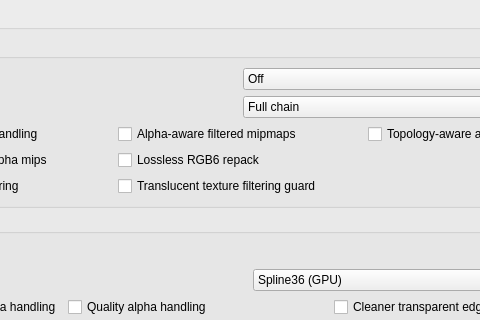
Above: src/frontend/qt_sdl/VideoSettingsDialog.ui from ZironZ/melonDS-X432R-Plus before the change; both pictures show x 428 to 908 and y 278 to 598 of the 1066 by 835 pixel window. Below: the same form after it.
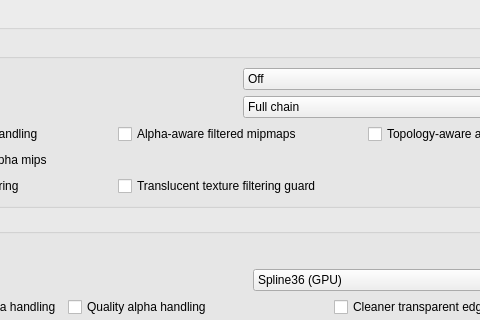
That is the form after the change.

```diff
--- a/src/frontend/qt_sdl/VideoSettingsDialog.ui
+++ b/src/frontend/qt_sdl/VideoSettingsDialog.ui
@@ -325,16 +325,6 @@
            </property>
          </widget>
          </item>
-         <item row="3" column="1">
-          <widget class="QCheckBox" name="cb3DTextureLosslessRGB6Repack">
-           <property name="whatsThis">
-            <string>&lt;html&gt;&lt;head/&gt;&lt;body&gt;&lt;p&gt;Alternate RGB repack for expanded RGB6A5 texture-cache data. Uses an unbiased RGB8-to-RGB6 inverse when alpha-aware mipmaps repack decoded DS texture colors, avoiding systematic color shifts from the older DS-like midpoint quantizer. 3D texture scaling keeps the older generated-color quantizer.&lt;/p&gt;&lt;/body&gt;&lt;/html&gt;</string>
-           </property>
-           <property name="text">
-            <string>Lossless RGB6 repack</string>
-           </property>
-          </widget>
-         </item>
          <item row="4" column="0">
           <widget class="QCheckBox" name="cb3DTextureFilterSmart2D">
            <property name="whatsThis">
```
Left out of the diff: 5 changed lines with no effect on the pictures.
